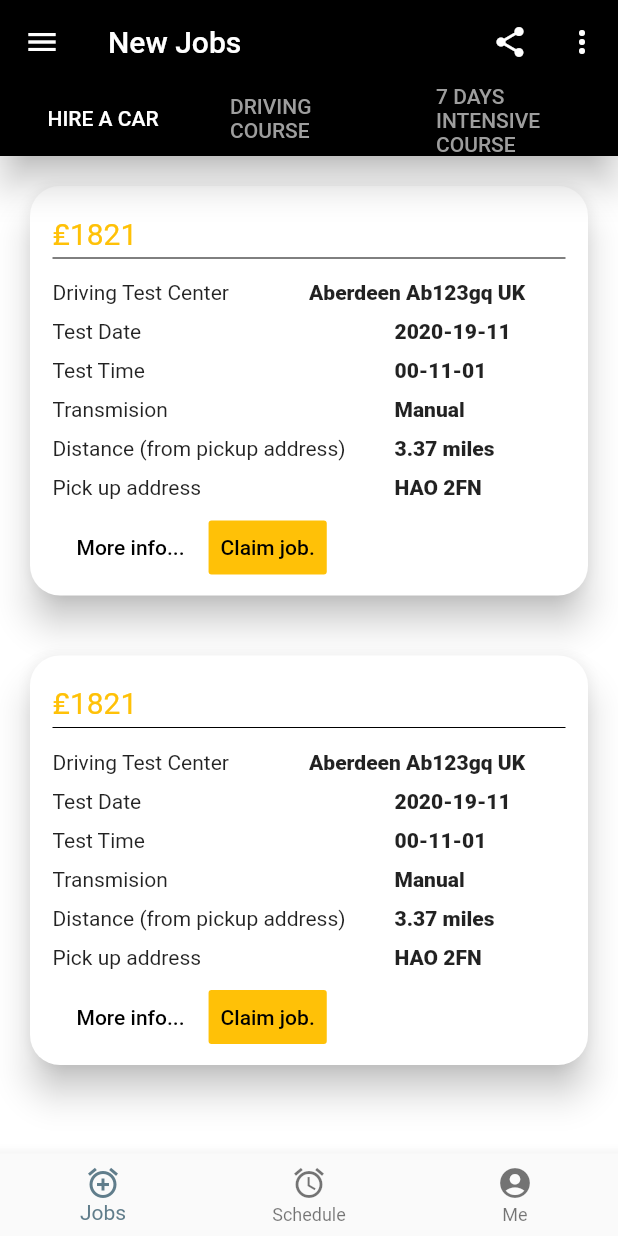
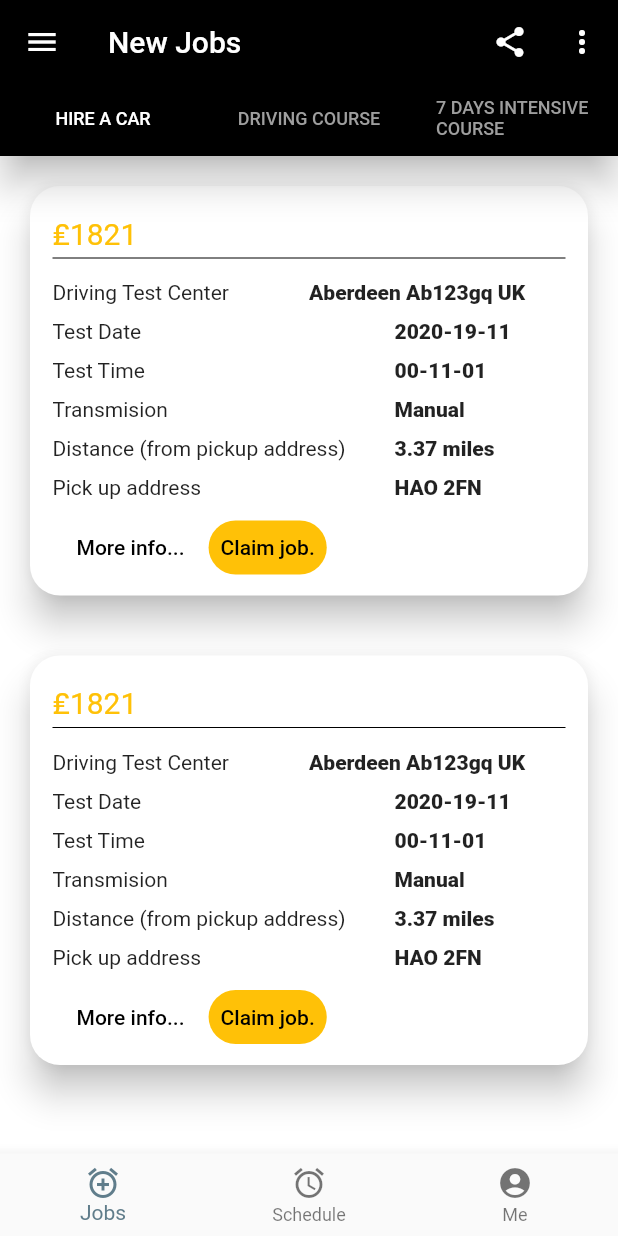
Before and after one commit to Aviatoryona/car_app_test, a Flutter app: the MyHomePage screen opened directly, on a phone screen of 412 x 824 dp. Run offline on Flutter 3.47's test engine with Material 2 defaults, Android fonts, the phone set to English and light mode, and no system bars.

Commit message:
minor fix

```diff
--- a/lib/src/pages/hireCar_page.dart
+++ b/lib/src/pages/hireCar_page.dart
@@ -94,6 +94,7 @@ class HireCar extends StatelessWidget {
                                 color: Colors.amber,
                                 child: Text('Claim job.'),
                                 onPressed: (){},
+                                shape:RoundedRectangleBorder(borderRadius: BorderRadius.circular(20)),
                               )
                             ],
                           )
@@ -186,6 +187,7 @@ class HireCar extends StatelessWidget {
                                 color: Colors.amber,
                                 child: Text('Claim job.'),
                                 onPressed: (){},
+                                shape:RoundedRectangleBorder(borderRadius: BorderRadius.circular(20)),
                               )
                             ],
                           )
--- a/lib/src/pages/home.dart
+++ b/lib/src/pages/home.dart
@@ -78,13 +78,13 @@ class _MyHomePageState extends State<MyHomePage> {
           bottom: _showAppBar ?TabBar(
           tabs: <Widget>[
             Tab(
-              child: Text('HIRE A CAR'),
+              child: Text('HIRE A CAR',style: TextStyle(fontSize: 12),),
             ),
             Tab(
-             child: Text( 'DRIVING COURSE'),
+             child: Text( 'DRIVING COURSE',style: TextStyle(fontSize: 12),),
             ),
             Tab(
-             child: Text('7 DAYS INTENSIVE COURSE',),
+             child: Text('7 DAYS INTENSIVE COURSE',style: TextStyle(fontSize: 12),),
             )
           ],
           labelColor: Colors.white,
--- a/lib/src/pages/landing_page.dart
+++ b/lib/src/pages/landing_page.dart
@@ -32,8 +32,11 @@ class LandingPage extends StatelessWidget {
                   Text('We'),
                   SizedBox(width: 5,),
                   Text('Connect',style: TextStyle(fontSize: 20,color: Colors.amber),),
+
                 ],
-              )
+              ),
+              SizedBox(height: 60,),
+              Text('Tap to continue',style: TextStyle(color: Colors.grey[400]),)
 
             ],
             )
--- a/lib/src/pages/login_page.dart
+++ b/lib/src/pages/login_page.dart
@@ -100,7 +100,7 @@ class _LoginPageState extends State<LoginPage> {
   Widget build(BuildContext context) {
     return Scaffold(
       body: Padding(
-        padding: const EdgeInsets.all(8.0),
+        padding: const EdgeInsets.all(18.0),
         child: ListView(
 
           children: <Widget>[
```
